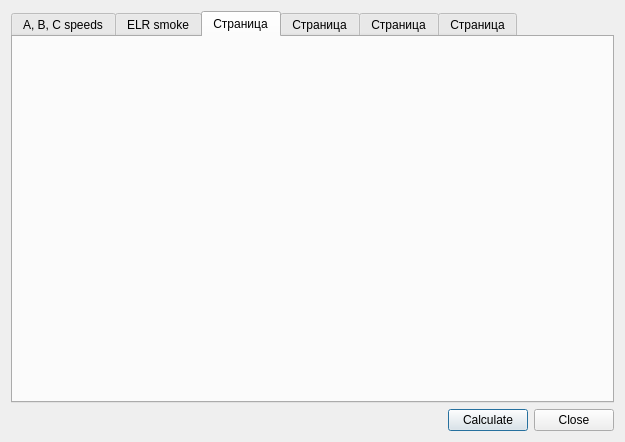
First picture: the form in Qr49/additionalcalculationsdialog.ui, repository pa23/r49, before the edit.
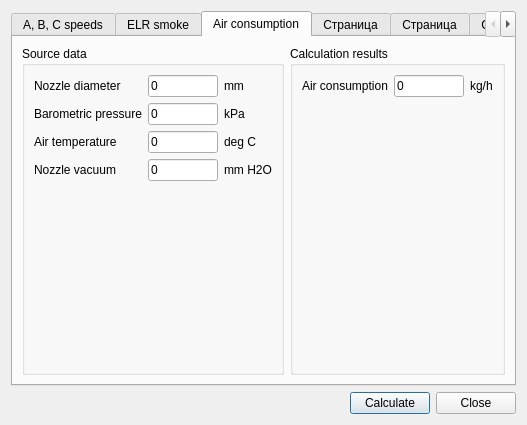
Second picture: the form after the edit. The open tabs and pages were chosen to show the change. Icons and pictures are not drawn.

Commit message: Air consumption calculation based on nozzle vacuum values moved to separate function. New additional calculation - Air consumption.

What changed in the file:
```diff
--- a/Qr49/additionalcalculationsdialog.ui
+++ b/Qr49/additionalcalculationsdialog.ui
@@ -27,6 +27,9 @@
     <normaloff>:/icons/icons/toxic.png</normaloff>:/icons/icons/toxic.png</iconset>
   </property>
   <layout class="QVBoxLayout" name="verticalLayout_4">
+   <property name="sizeConstraint">
+    <enum>QLayout::SetFixedSize</enum>
+   </property>
    <item>
     <widget class="QTabWidget" name="tabWidget">
      <property name="currentIndex">
@@ -774,8 +777,234 @@
      </widget>
      <widget class="QWidget" name="tab_3">
       <attribute name="title">
-       <string>Страница</string>
+       <string>Air consumption</string>
       </attribute>
+      <layout class="QHBoxLayout" name="horizontalLayout_4">
+       <item>
+        <widget class="QGroupBox" name="groupBox_5">
+         <property name="title">
+          <string>Source data</string>
+         </property>
+         <layout class="QGridLayout" name="gridLayout_5">
+          <item row="0" column="0">
+           <widget class="QLabel" name="label_29">
+            <property name="text">
+             <string>Nozzle diameter</string>
+            </property>
+           </widget>
+          </item>
+          <item row="0" column="1">
+           <widget class="QLineEdit" name="lineEdit_nozzleDiameter">
+            <property name="minimumSize">
+             <size>
+              <width>70</width>
+              <height>0</height>
+             </size>
+            </property>
+            <property name="maximumSize">
+             <size>
+              <width>70</width>
+              <height>16777215</height>
+             </size>
+            </property>
+            <property name="text">
+             <string>0</string>
+            </property>
+            <property name="maxLength">
+             <number>10</number>
+            </property>
+           </widget>
+          </item>
+          <item row="0" column="2">
+           <widget class="QLabel" name="label_30">
+            <property name="text">
+             <string>mm</string>
+            </property>
+           </widget>
+          </item>
+          <item row="5" column="0">
+           <spacer name="verticalSpacer_5">
+            <property name="orientation">
+             <enum>Qt::Vertical</enum>
+            </property>
+            <property name="sizeHint" stdset="0">
+             <size>
+              <width>20</width>
+              <height>40</height>
+             </size>
+            </property>
+           </spacer>
+          </item>
+          <item row="2" column="0">
+           <widget class="QLabel" name="label_33">
+            <property name="text">
+             <string>Barometric pressure</string>
+            </property>
+           </widget>
+          </item>
+          <item row="2" column="1">
+           <widget class="QLineEdit" name="lineEdit_barometricPressure">
+            <property name="minimumSize">
+             <size>
+              <width>70</width>
+              <height>0</height>
+             </size>
+            </property>
+            <property name="maximumSize">
+             <size>
+              <width>70</width>
+              <height>16777215</height>
+             </size>
+            </property>
+            <property name="text">
+             <string>0</string>
+            </property>
+            <property name="maxLength">
+             <number>10</number>
+            </property>
+           </widget>
+          </item>
+          <item row="2" column="2">
+           <widget class="QLabel" name="label_34">
+            <property name="text">
+             <string>kPa</string>
+            </property>
+           </widget>
+          </item>
+          <item row="3" column="0">
+           <widget class="QLabel" name="label_35">
+            <property name="text">
+             <string>Air temperature</string>
+            </property>
+           </widget>
+          </item>
+          <item row="3" column="1">
+           <widget class="QLineEdit" name="lineEdit_airTemperature">
+            <property name="minimumSize">
+             <size>
+              <width>70</width>
+              <height>0</height>
+             </size>
+            </property>
+            <property name="maximumSize">
+             <size>
+              <width>70</width>
+              <height>16777215</height>
+             </size>
+            </property>
+            <property name="text">
+             <string>0</string>
+            </property>
+            <property name="maxLength">
+             <number>10</number>
+            </property>
+           </widget>
+          </item>
+          <item row="3" column="2">
+           <widget class="QLabel" name="label_36">
+            <property name="text">
+             <string>deg C</string>
+            </property>
+           </widget>
+          </item>
+          <item row="4" column="0">
+           <widget class="QLabel" name="label_31">
+            <property name="text">
+             <string>Nozzle vacuum</string>
+            </property>
+           </widget>
+          </item>
+          <item row="4" column="1">
+           <widget class="QLineEdit" name="lineEdit_nozzleVacuum">
+            <property name="minimumSize">
+             <size>
+              <width>70</width>
+              <height>0</height>
+             </size>
+            </property>
+            <property name="maximumSize">
+             <size>
+              <width>70</width>
+              <height>16777215</height>
+             </size>
+            </property>
+            <property name="text">
+             <string>0</string>
+            </property>
+            <property name="maxLength">
+             <number>10</number>
+            </property>
+           </widget>
+          </item>
+          <item row="4" column="2">
+           <widget class="QLabel" name="label_32">
+            <property name="text">
+             <string>mm H2O</string>
+            </property>
+           </widget>
+          </item>
+         </layout>
+        </widget>
+       </item>
+       <item>
+        <widget class="QGroupBox" name="groupBox_6">
+         <property name="title">
+          <string>Calculation results</string>
+         </property>
+         <layout class="QGridLayout" name="gridLayout_6">
+          <item row="0" column="0">
+           <widget class="QLabel" name="label_37">
+            <property name="text">
+             <string>Air consumption</string>
+            </property>
+           </widget>
+          </item>
+          <item row="0" column="1">
+           <widget class="QLineEdit" name="lineEdit_airConsumption">
+            <property name="minimumSize">
+             <size>
+              <width>70</width>
+              <height>0</height>
+             </size>
+            </property>
+            <property name="maximumSize">
+             <size>
+              <width>70</width>
+              <height>16777215</height>
+             </size>
+            </property>
+            <property name="text">
+             <string>0</string>
+            </property>
+            <property name="maxLength">
+             <number>10</number>
+            </property>
+           </widget>
+          </item>
+          <item row="0" column="2">
+           <widget class="QLabel" name="label_38">
+            <property name="text">
+             <string>kg/h</string>
+            </property>
+           </widget>
+          </item>
+          <item row="1" column="0">
+           <spacer name="verticalSpacer_6">
+            <property name="orientation">
+             <enum>Qt::Vertical</enum>
+            </property>
+            <property name="sizeHint" stdset="0">
+             <size>
+              <width>20</width>
+              <height>40</height>
+             </size>
+            </property>
+           </spacer>
+          </item>
+         </layout>
+        </widget>
+       </item>
+      </layout>
      </widget>
      <widget class="QWidget" name="tab_4">
       <attribute name="title">
```
Left out of the diff: 2 changed lines with no effect on the pictures. The commit also changes 7 other files.
